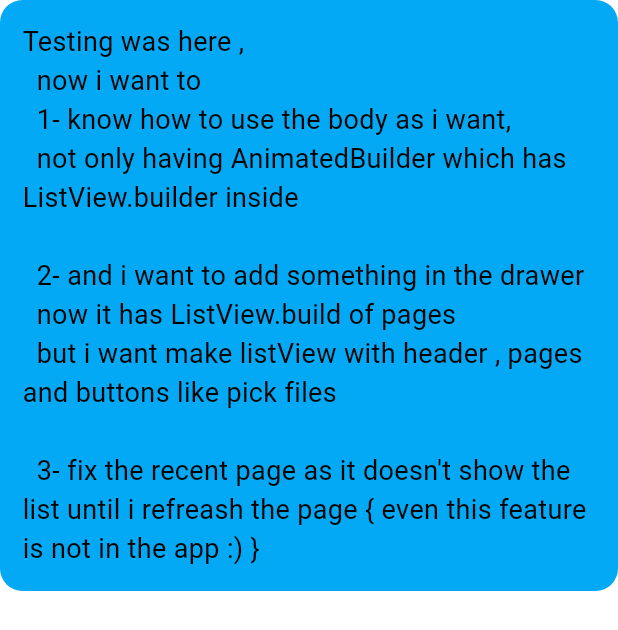
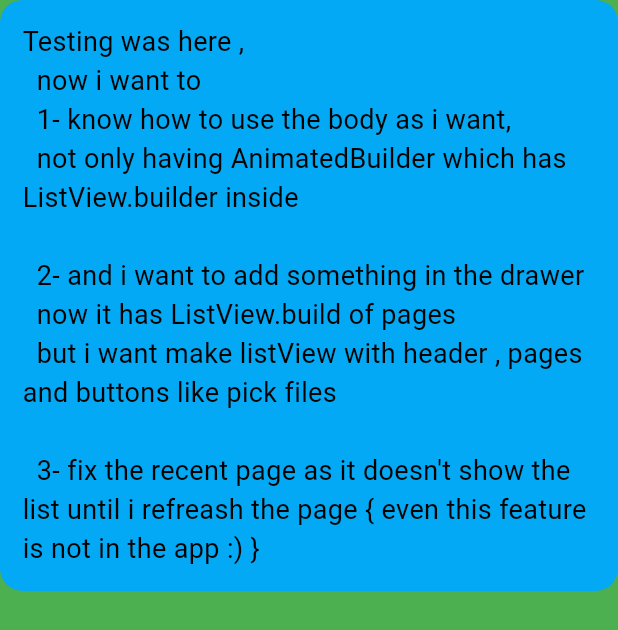
Before and after one commit to YoussefMG1/memes-shelf, a Flutter app: the TestList screen opened directly, on a phone screen of 412 x 824 dp. Shown: the top 630 px of the screen. Run offline on Flutter 3.47's test engine with Material 3 defaults, Android fonts, the phone set to English and light mode, and no system bars; our stand-ins replace file_picker, open_file, share_plus, shared_preferences, sqflite; missing offline and left inert: flutter_sharing_intent; accounts and stored records are empty.

Commit message:
Added ligth and dark mood and changed app name and icon

```diff
--- a/lib/controllers/selection_controller.dart
+++ b/lib/controllers/selection_controller.dart
@@ -15,8 +15,8 @@ class SelectionController extends ChangeNotifier {
     }
     notifyListeners();
   }
-  void selectAll(List<String> items){
-    for (var i = 0; i < items.length; i++) {
+  void selectAll(int length){
+    for (var i = 0; i < length; i++) {
       _selectedItems.add(i);
     }
     notifyListeners();
--- a/lib/custom_widgets/selection_appbar_sp.dart
+++ b/lib/custom_widgets/selection_appbar_sp.dart
@@ -64,7 +64,7 @@ class SelectionAppBarSP extends StatelessWidget
                                 leading: Icon(Icons.select_all),
                                 title: Text("Select All"),
                                 onTap: () {
-                                  controller.selectAll(itemsList);
+                                  controller.selectAll(itemsList.length);
                                 },
                               ),
                               ListTile(
--- a/lib/themes/theme.dart
+++ b/lib/themes/theme.dart
@@ -10,12 +10,13 @@ import 'package:flutter/material.dart';
 // );
 ThemeData lightMode = ThemeData(
   brightness: Brightness.light,
-  scaffoldBackgroundColor: const Color(0xFFF5F5F5),
+  scaffoldBackgroundColor: Colors.green,
 
   colorScheme: const ColorScheme.light(
-    background: Color(0xFFF5F5F5),
-    primary: Colors.white,
-    secondary: Color(0xFFE0E0E0),
+    background: Colors.white,
+    onPrimary: Colors.black,
+    primary: Color(0xFFdddddd),
+    secondary: Color(0xFFaaaaaa),
   ),
 
   appBarTheme: const AppBarTheme(
@@ -38,6 +39,21 @@ ThemeData lightMode = ThemeData(
     iconColor: Colors.black,
     textColor: Colors.black,
   ),
+  textTheme: TextTheme(
+    titleLarge: TextStyle(
+      fontSize: 22,
+      fontWeight: FontWeight.bold,
+      color: Colors.black,
+    ),
+    bodyMedium: TextStyle(fontSize: 16, color: Colors.black),
+  ),
+  elevatedButtonTheme: ElevatedButtonThemeData(
+    style: ElevatedButton.styleFrom(
+      backgroundColor: Color(0xFFaaaaaa),
+      foregroundColor: Colors.black,
+      shape: RoundedRectangleBorder(borderRadius: BorderRadius.circular(12)),
+    ),
+  ),
 );
 
 // ThemeData darkMode = ThemeData(
@@ -52,10 +68,11 @@ ThemeData darkMode = ThemeData(
   brightness: Brightness.dark,
   scaffoldBackgroundColor: const Color(0xFF121212),
 
-  colorScheme: const ColorScheme.dark(
-    background: Color(0xFF121212),
+  colorScheme: ColorScheme.dark(
+    background: const Color(0xFF121212),
     primary: Color(0xFF1F1F1F),
-    secondary: Color(0xFF3E3E49),
+    onPrimary: Colors.white,
+    secondary: const Color.fromRGBO(48, 48, 48, 1),
   ),
 
   appBarTheme: const AppBarTheme(
@@ -65,7 +82,7 @@ ThemeData darkMode = ThemeData(
   ),
 
   cardTheme: CardThemeData(
-    color: Color(0xFF3E3E49),
+    color: Color.fromARGB(255, 32, 32, 38),
     elevation: 8,
     shape: RoundedRectangleBorder(
       borderRadius: BorderRadius.all(Radius.circular(18)),
@@ -78,6 +95,13 @@ ThemeData darkMode = ThemeData(
     iconColor: Colors.white,
     textColor: Colors.white,
   ),
+  elevatedButtonTheme: ElevatedButtonThemeData(
+    style: ElevatedButton.styleFrom(
+      backgroundColor: Color(0xFF1F1F1F),
+      foregroundColor: Colors.white,
+      shape: RoundedRectangleBorder(borderRadius: BorderRadius.circular(12)),
+    ),
+  ),
 );
 
 ThemeData testTheme = ThemeData(
--- a/lib/themes/theme_provider.dart
+++ b/lib/themes/theme_provider.dart
@@ -1,17 +1,21 @@
 import 'package:flutter/material.dart';
+import 'package:memetic_whats/themes/theme.dart';
 
-final ThemeData lightMode = ThemeData(
-  brightness: Brightness.light,
-  colorScheme: ColorScheme.light(primary: Colors.blue, surface: Colors.white),
-);
+// final ThemeData lightMode = ThemeData(
+//   brightness: Brightness.light,
+//   colorScheme: ColorScheme.light(primary: Colors.blue, surface: Colors.white,secondary: Colors.red),
+// );
 
-final ThemeData darkMode = ThemeData(
-  brightness: Brightness.dark,
-  colorScheme: ColorScheme.dark(
-    primary: Colors.blue,
-    surface: Colors.grey[900]!,
-  ),
-);
+// final ThemeData darkMode = ThemeData(
+//   brightness: Brightness.dark,
+//   colorScheme: ColorScheme.dark(
+//     // background: const Color(0xFF121212),
+//     primary: Colors.blue,
+//     // surface: Colors.grey[900]!,
+//     surface: const Color(0xFF121212),
+//     secondary: const Color.fromRGBO(48, 48, 48, 1)
+//   ),
+// );
 
 class ThemeProvider with ChangeNotifier {
   ThemeData _themeData = lightMode;
--- a/pubspec.yaml
+++ b/pubspec.yaml
@@ -46,6 +46,7 @@ dependencies:
   sqflite: ^2.4.2
   path: ^1.9.1
   path_provider: ^2.1.5
+  flutter_launcher_icons: ^0.14.4
 
 dev_dependencies:
   flutter_test:
```
Also changed, not shown: flutter_launcher_icons.yaml (added, +37 -0 lines), lib/custom_widgets/display_list.dart (+12 -1 lines), lib/custom_widgets/myAppbar.dart (+9 -9 lines), lib/custom_widgets/my_drawer.dart (+75 -57 lines), lib/main.dart (+5 -5 lines), lib/open_files/image_display.dart (+32 -26 lines), lib/providers/file_management_db.dart (+17 -4 lines), assets/meme_logo.png (added), pubspec.lock, 43 other files.
